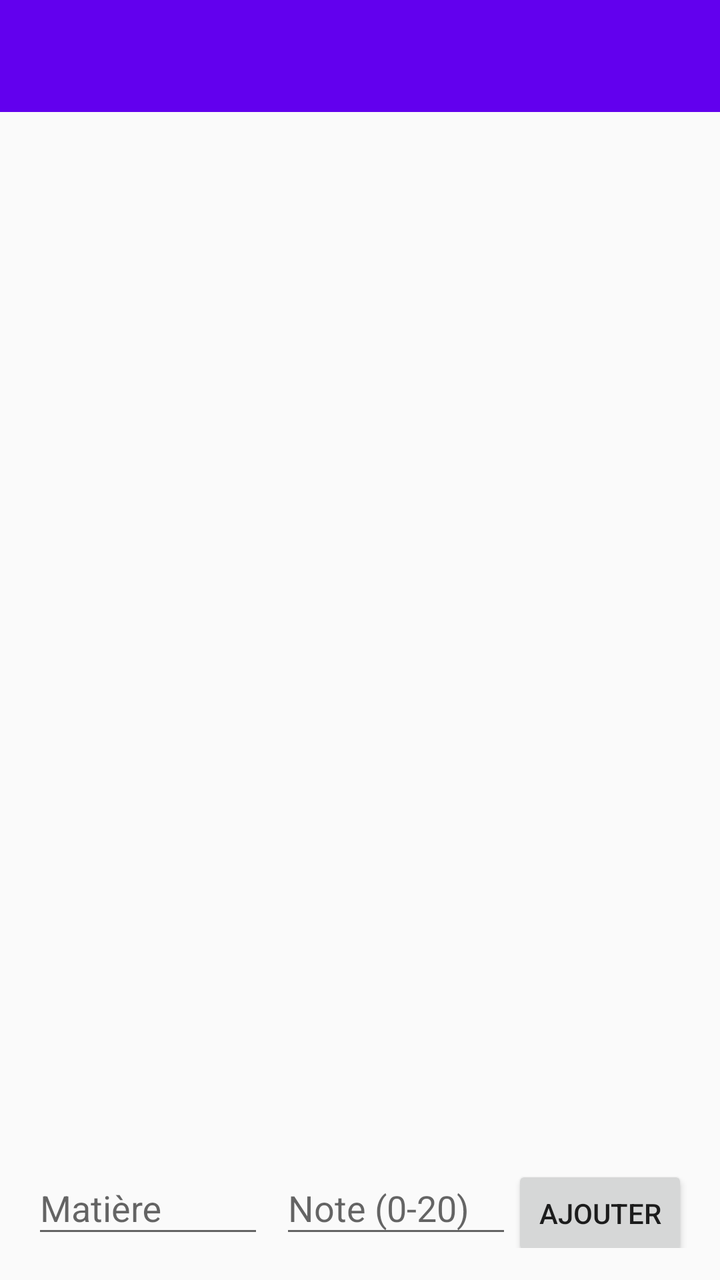
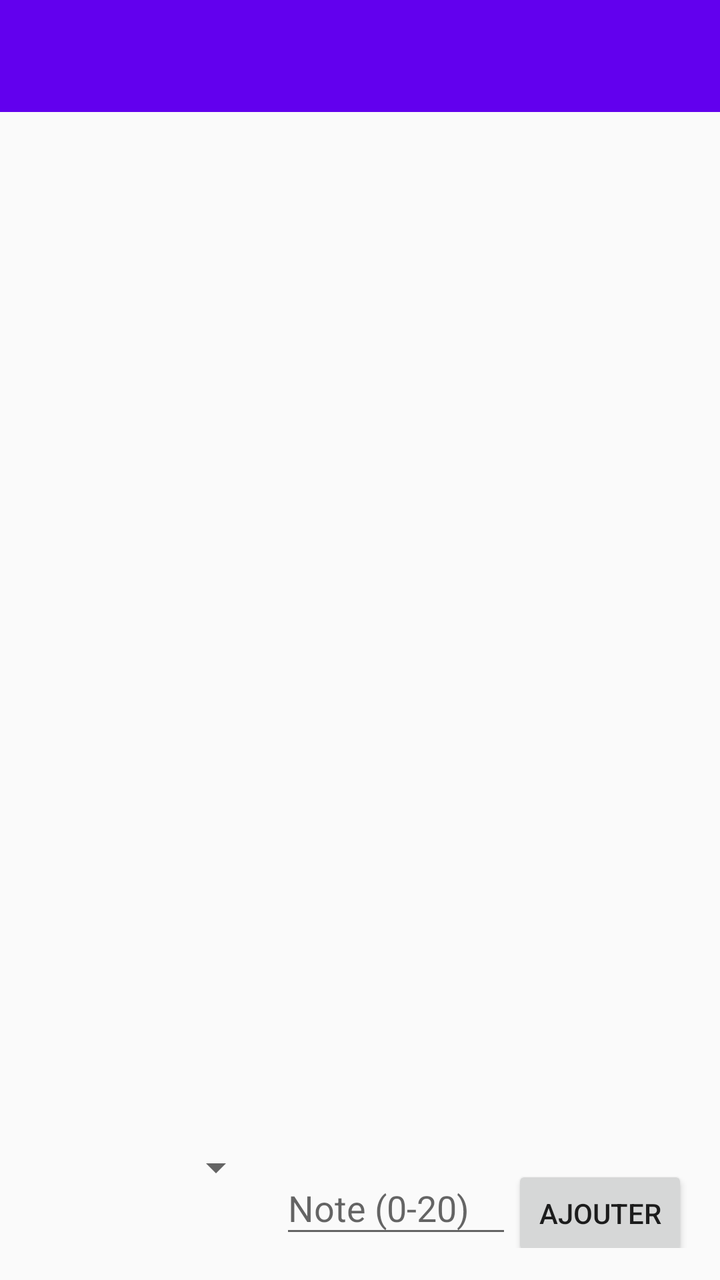

Screens rendered from an Android XML layout before and after an edit, with the pre-edit source and the edit as a unified diff.
<!-- AndroidManifest.xml: application theme Theme.AppCompat.Light.NoActionBar -->
<!-- res/layout/activity_note_list.xml -->
<?xml version="1.0" encoding="utf-8"?>
<LinearLayout xmlns:android="http://schemas.android.com/apk/res/android"
    xmlns:app="http://schemas.android.com/apk/res-auto"
    android:layout_width="match_parent"
    android:layout_height="match_parent"
    android:orientation="vertical">

    <androidx.appcompat.widget.Toolbar
        android:id="@+id/toolbar"
        android:layout_width="match_parent"
        android:layout_height="?attr/actionBarSize"
        android:background="@color/purple_500"
        app:titleTextColor="@android:color/white" />

    <androidx.recyclerview.widget.RecyclerView
        android:id="@+id/recyclerViewNotes"
        android:layout_width="match_parent"
        android:layout_height="0dp"
        android:layout_weight="1"
        android:padding="8dp" />

    <LinearLayout
        android:layout_width="match_parent"
        android:layout_height="wrap_content"
        android:orientation="horizontal"
        android:padding="16dp">

        <com.google.android.material.textfield.TextInputLayout
            android:layout_width="0dp"
            android:layout_height="wrap_content"
            android:layout_weight="1"
            android:hint="Matière"
            android:layout_marginEnd="8dp">

            <com.google.android.material.textfield.TextInputEditText
                android:id="@+id/etMatiere"
                android:layout_width="match_parent"
                android:layout_height="wrap_content" />
        </com.google.android.material.textfield.TextInputLayout>

        <com.google.android.material.textfield.TextInputLayout
            android:layout_width="0dp"
            android:layout_height="wrap_content"
            android:layout_weight="1"
            android:hint="Note (0-20)">

            <com.google.android.material.textfield.TextInputEditText
                android:id="@+id/etNote"
                android:layout_width="match_parent"
                android:layout_height="wrap_content"
                android:inputType="numberDecimal" />
        </com.google.android.material.textfield.TextInputLayout>

        <Button
            android:id="@+id/btnAddNote"
            android:layout_width="wrap_content"
            android:layout_height="wrap_content"
            android:text="Ajouter" />
    </LinearLayout>
</LinearLayout>
<!-- resources referenced by this layout -->
<resources>
  <color name="purple_500">#FF6200EE</color>
</resources>

<!-- the commit's change to res/layout/activity_note_list.xml (unified diff, before → after) -->
@@ -32,8 +32,8 @@
             android:hint="Matière"
             android:layout_marginEnd="8dp">
 
-            <com.google.android.material.textfield.TextInputEditText
-                android:id="@+id/etMatiere"
+            <Spinner
+                android:id="@+id/spinnerCours"
                 android:layout_width="match_parent"
                 android:layout_height="wrap_content" />
         </com.google.android.material.textfield.TextInputLayout>
